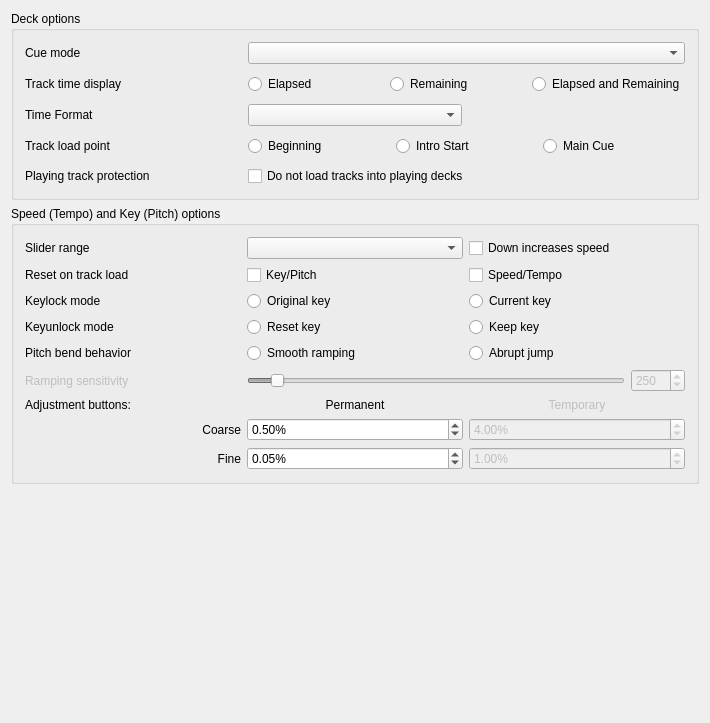
Old version of the form src/preferences/dialog/dlgprefdeckdlg.ui in the repository mixxxdj/mixxx.
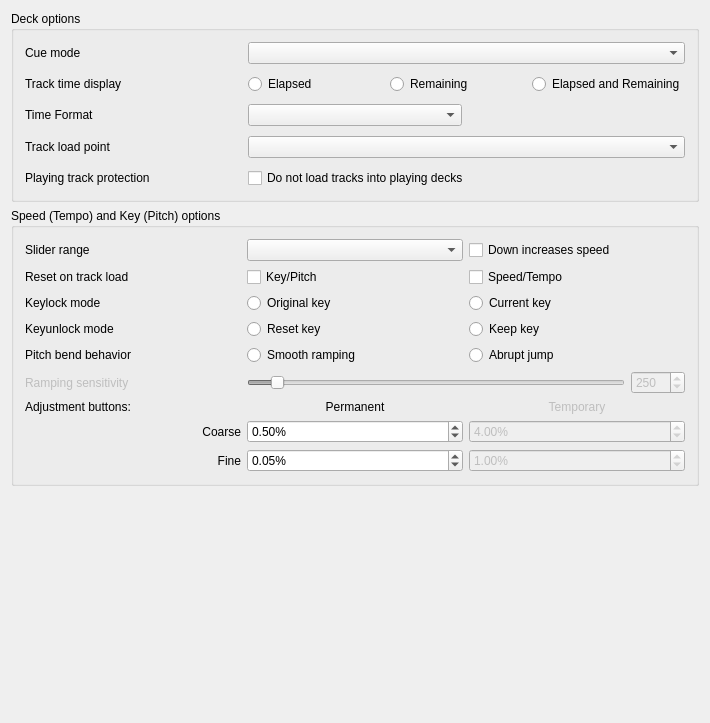
New version of the form.

Commit message: DlgPrefDeck: change load point selection from radio buttons to combobox

Diff of the .ui file:
```diff
--- a/src/preferences/dialog/dlgprefdeckdlg.ui
+++ b/src/preferences/dialog/dlgprefdeckdlg.ui
@@ -149,38 +149,7 @@
        </widget>
       </item>
       <item row="3" column="1" colspan="2">
-       <layout class="QHBoxLayout" name="horizontalLayout">
-        <item>
-         <widget class="QRadioButton" name="radioButtonBeginning">
-          <property name="text">
-           <string>Beginning</string>
-          </property>
-          <attribute name="buttonGroup">
-           <string notr="true">buttonGroupLoadPoint</string>
-          </attribute>
-         </widget>
-        </item>
-        <item>
-         <widget class="QRadioButton" name="radioButtonIntroStart">
-          <property name="text">
-           <string>Intro Start</string>
-          </property>
-          <attribute name="buttonGroup">
-           <string notr="true">buttonGroupLoadPoint</string>
-          </attribute>
-         </widget>
-        </item>
-        <item>
-         <widget class="QRadioButton" name="radioButtonMainCue">
-          <property name="text">
-           <string>Main Cue</string>
-          </property>
-          <attribute name="buttonGroup">
-           <string notr="true">buttonGroupLoadPoint</string>
-          </attribute>
-         </widget>
-        </item>
-       </layout>
+        <widget class="QComboBox" name="comboBoxLoadPoint"/>
       </item>
      </layout>
     </widget>
```
The commit also changes 2 other files.
